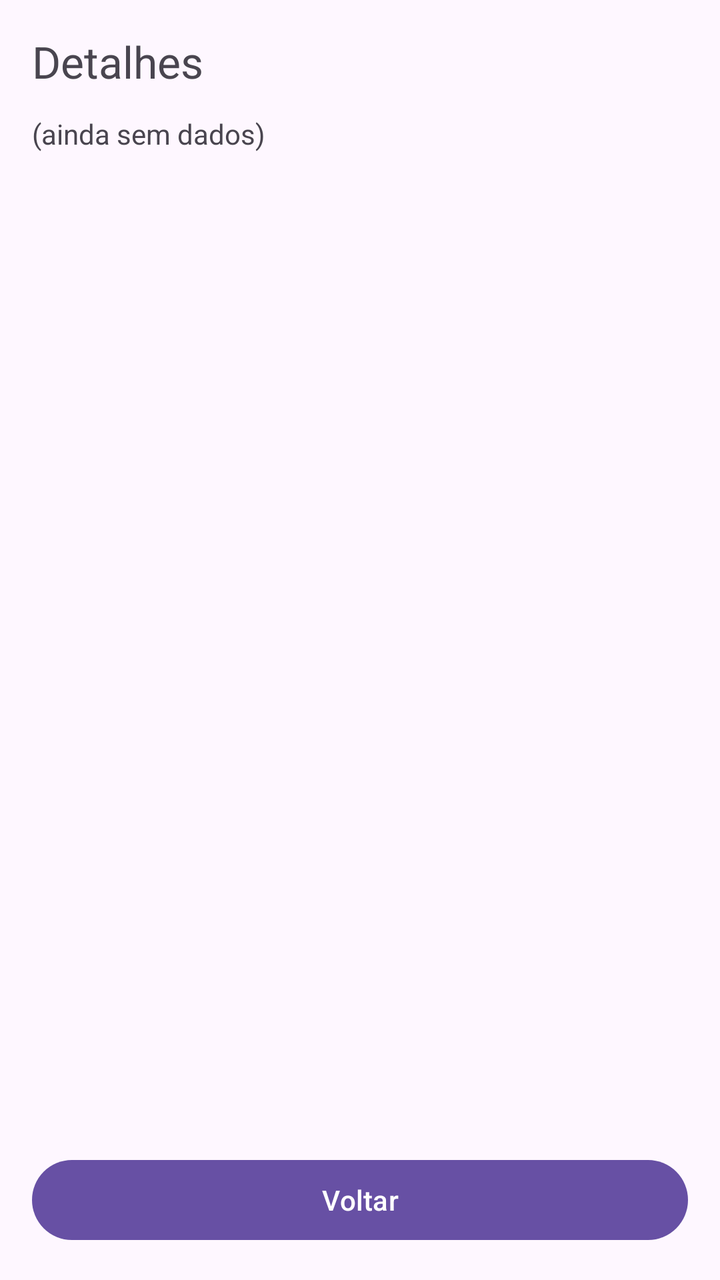
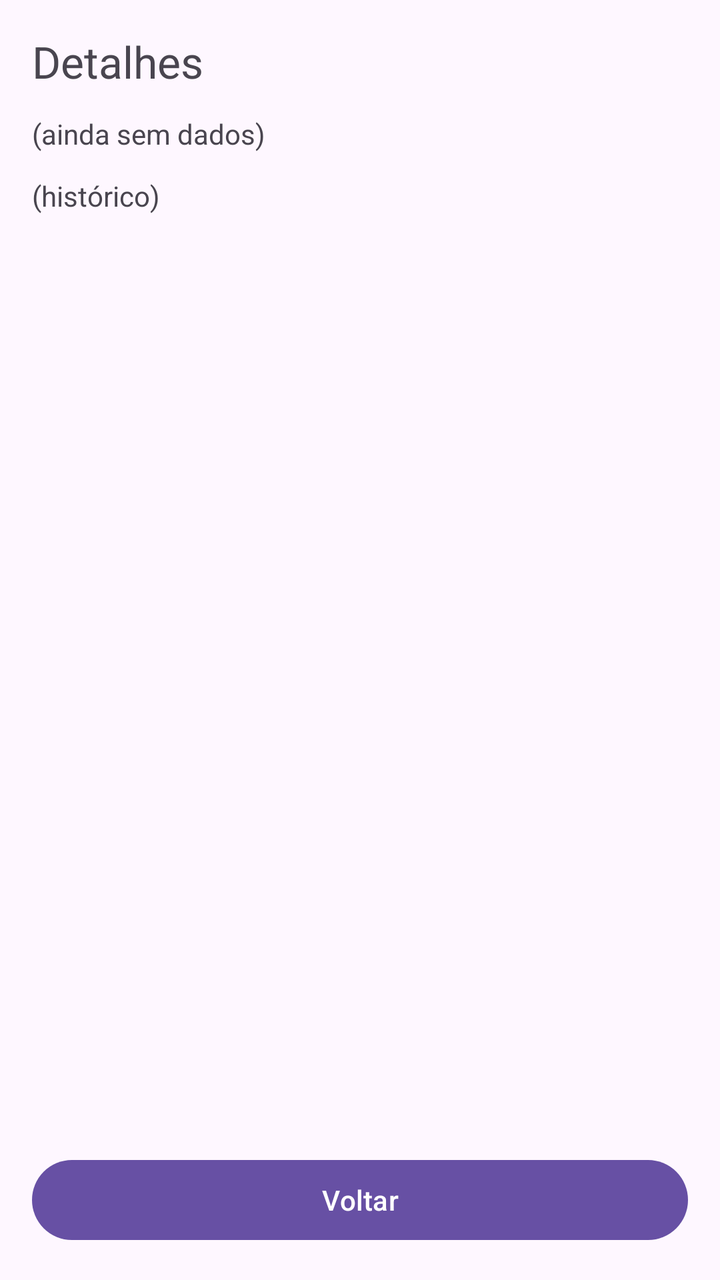

Before-and-after screenshots of an Android layout around one commit, followed by the original layout XML and the change that was made.
<!-- AndroidManifest.xml: application theme Theme.WeatherHubAndroid -->
<!-- res/layout/activity_detalhes.xml -->
<?xml version="1.0" encoding="utf-8"?>
<LinearLayout xmlns:android="http://schemas.android.com/apk/res/android"
    android:orientation="vertical"
    android:padding="16dp"
    android:layout_width="match_parent"
    android:layout_height="match_parent">

    <TextView
        android:id="@+id/txtTituloDetalhes"
        android:text="Detalhes"
        android:textSize="22sp"
        android:layout_width="match_parent"
        android:layout_height="wrap_content"/>

    <TextView
        android:id="@+id/txtStatusDetalhes"
        android:text="(ainda sem dados)"
        android:layout_width="match_parent"
        android:layout_height="wrap_content"
        android:layout_marginTop="12dp"/>

    <androidx.recyclerview.widget.RecyclerView
        android:id="@+id/rvPrevisao"
        android:layout_width="match_parent"
        android:layout_height="0dp"
        android:layout_marginTop="12dp"
        android:layout_weight="1"/>

    <Button
        android:id="@+id/btnVoltarDetalhes"
        android:text="Voltar"
        android:layout_width="match_parent"
        android:layout_height="wrap_content"
        android:layout_marginTop="12dp"/>
</LinearLayout>
<!-- resources referenced by this layout -->
<resources>
  <style name="Theme.WeatherHubAndroid" parent="Base.Theme.WeatherHubAndroid" />
  <style name="Base.Theme.WeatherHubAndroid" parent="Theme.Material3.DayNight.NoActionBar">
          
          
      </style>
</resources>

<!-- the commit's change to res/layout/activity_detalhes.xml (unified diff, before → after) -->
@@ -19,12 +19,19 @@
         android:layout_height="wrap_content"
         android:layout_marginTop="12dp"/>
 
+    <TextView
+        android:id="@+id/txtHistorico"
+        android:text="(histórico)"
+        android:layout_width="match_parent"
+        android:layout_height="wrap_content"
+        android:layout_marginTop="12dp"/>
+
     <androidx.recyclerview.widget.RecyclerView
         android:id="@+id/rvPrevisao"
         android:layout_width="match_parent"
         android:layout_height="0dp"
-        android:layout_marginTop="12dp"
-        android:layout_weight="1"/>
+        android:layout_weight="1"
+        android:layout_marginTop="12dp"/>
 
     <Button
         android:id="@+id/btnVoltarDetalhes"
